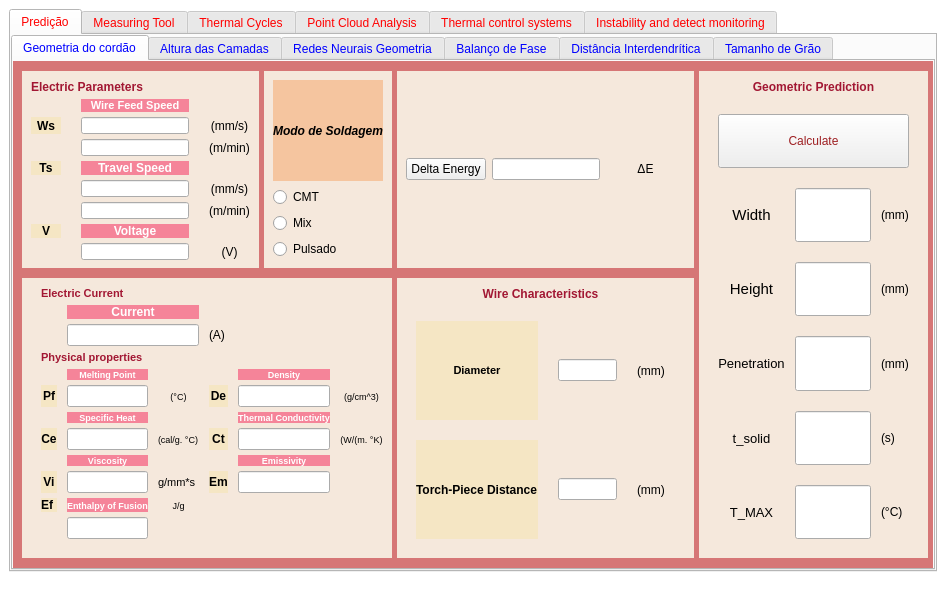
This is AMS_ui.ui in NycFenix/A.M.S-Interface as Qt 5 draws it before an edit. The edited form follows.
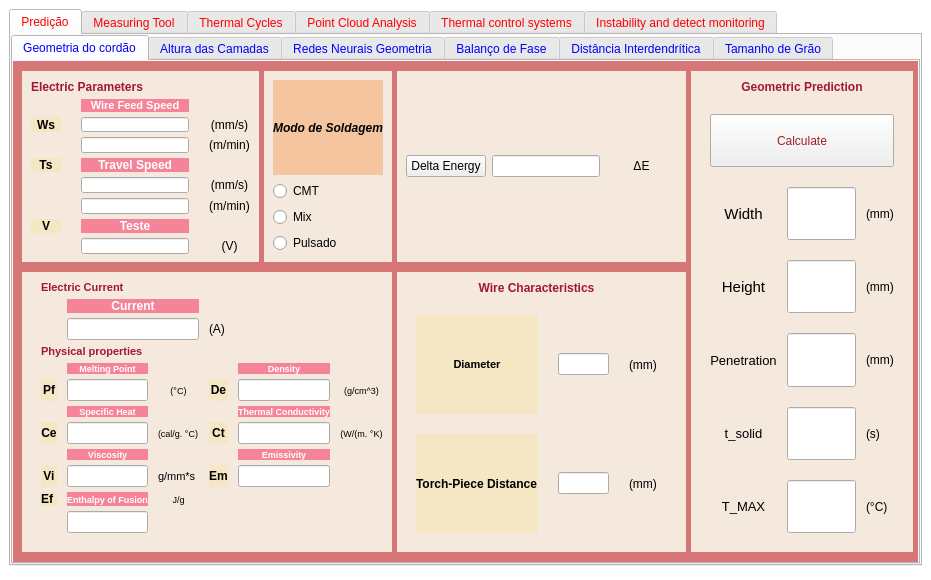
This is the edited form. Icons and pictures are not drawn.

Commit message: Removed need for ui.py file

```diff
--- a/AMS_ui.ui
+++ b/AMS_ui.ui
@@ -6,8 +6,8 @@
    <rect>
     <x>0</x>
     <y>0</y>
-    <width>946</width>
-    <height>591</height>
+    <width>931</width>
+    <height>580</height>
    </rect>
   </property>
   <property name="palette">
@@ -4714,7 +4714,7 @@
                     <string notr="true"/>
                    </property>
                    <property name="text">
-                    <string>Voltage</string>
+                    <string>Teste</string>
                    </property>
                    <property name="alignment">
                     <set>Qt::AlignmentFlag::AlignCenter</set>
```
The commit also changes 2 other files.
